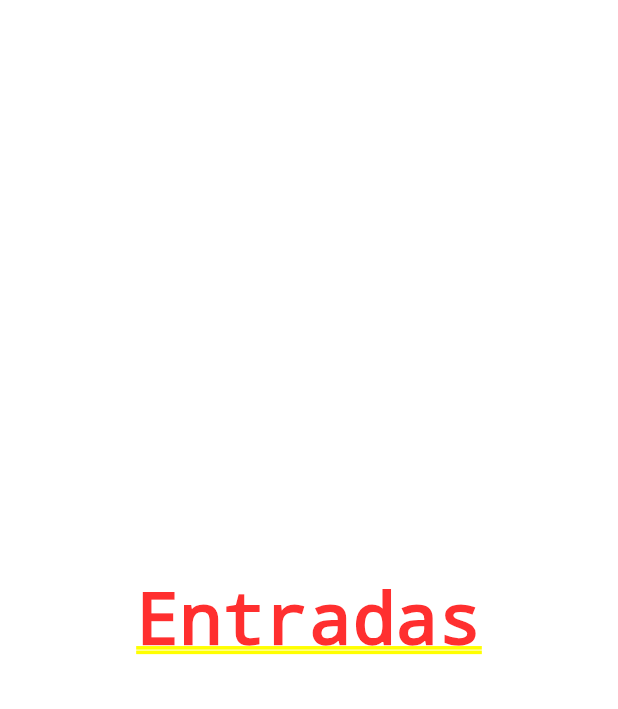
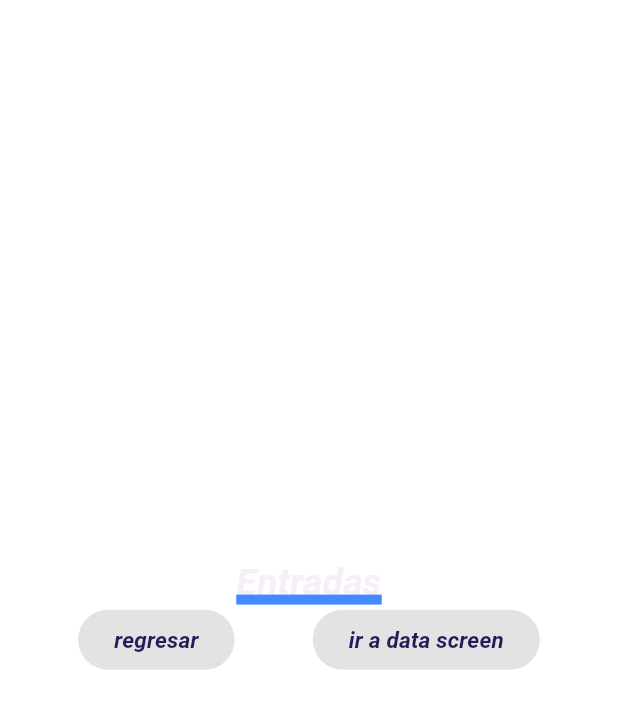
Before and after one commit to GabrielGLuna/componentes_flutter, a Flutter app: the screen it shows after launch, after a tap on "Entradas", on a phone screen of 412 x 824 dp. Shown: the top 709 px of the screen. Run offline on Flutter 3.47's test engine with Material 3 defaults, Android fonts, the phone set to English and light mode, and no system bars; our stand-ins replace google_fonts.

Commit message:
10 Initial widgets on Input Screen

```diff
--- a/lib/screens/input_screen.dart
+++ b/lib/screens/input_screen.dart
@@ -1,4 +1,5 @@
 import 'package:flutter/material.dart';
+import 'package:practica_3/theme/app_theme.dart';
 
 class InputScreen extends StatefulWidget {
   const InputScreen({super.key});
@@ -10,8 +11,26 @@ class InputScreen extends StatefulWidget {
 class _InputScreenState extends State<InputScreen> {
   @override
   Widget build(BuildContext context) {
-    return const Center(
-      child: Text('Entradas'),
+    return  Column(
+      mainAxisAlignment: MainAxisAlignment.center,
+      children: [
+        Text('Entradas',
+        style: AppTheme.lightTheme.textTheme.headlineLarge,),
+       Row(
+          mainAxisAlignment: MainAxisAlignment.spaceEvenly,
+          children: [
+          ElevatedButton(
+            onPressed: null,
+            child: Text('regresar', style: AppTheme.lightTheme.textTheme.bodySmall,),
+          ),
+          ElevatedButton(
+            onPressed: null,
+            child: Text('ir a data screen',  style: AppTheme.lightTheme.textTheme.bodySmall),
+          )
+          ],
+        )
+
+      ],
     );
   }
 }
```
Also changed, not shown: lib/screens/data_screen.dart (added, +12 -0 lines).
